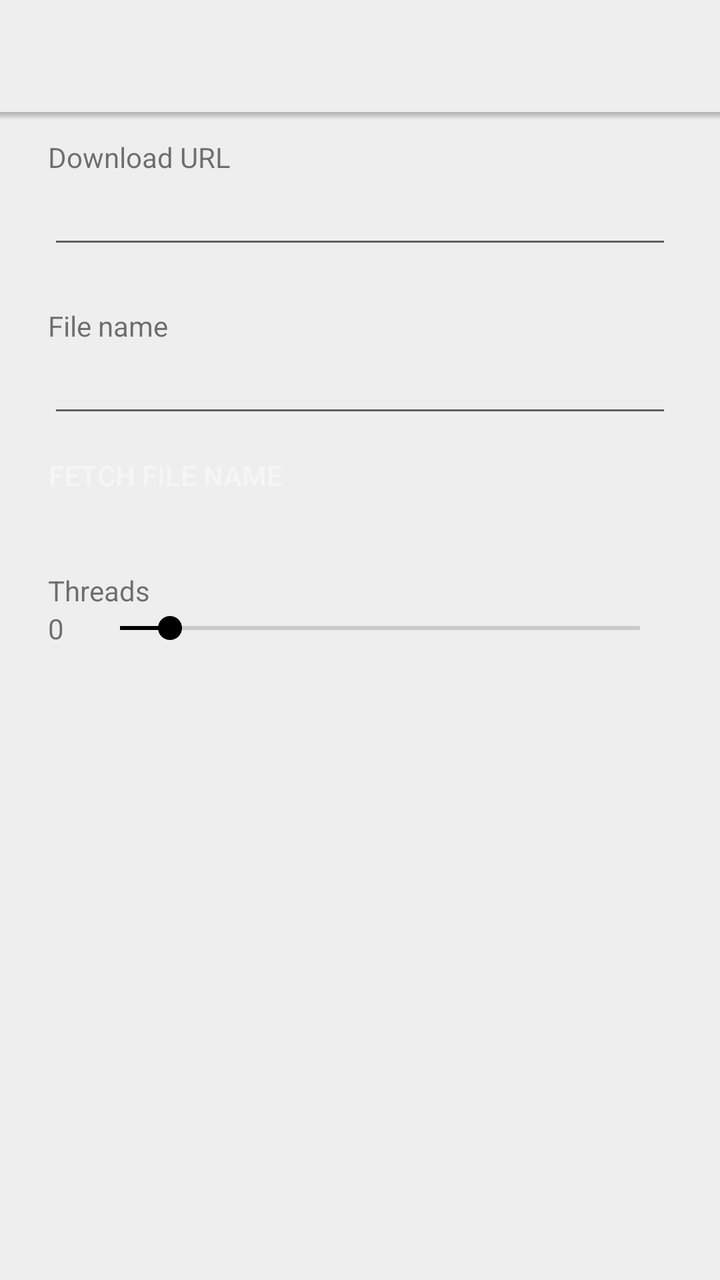
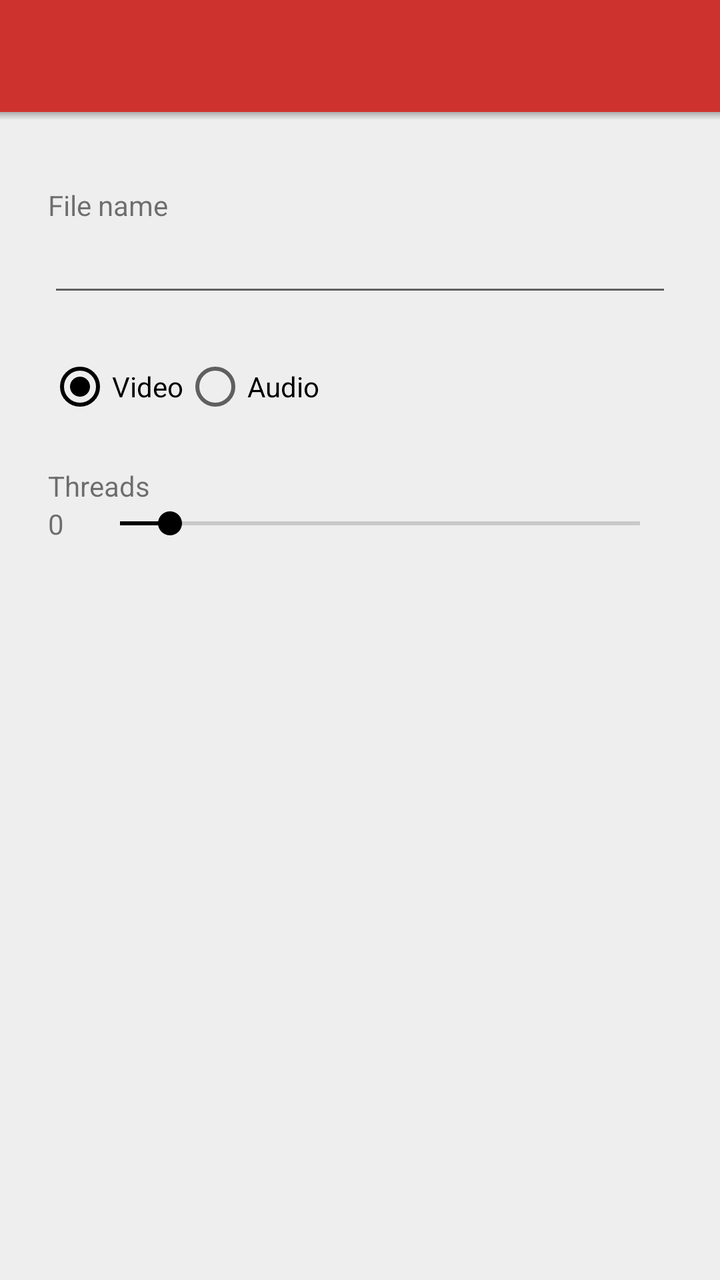

Compare the two renders of this Android layout. The source of the first and the diff that turns it into the second are given below.
<!-- AndroidManifest.xml: application theme AppTheme -->
<!-- res/layout/dialog_url.xml -->
<LinearLayout
	xmlns:android="http://schemas.android.com/apk/res/android"
	android:layout_width="match_parent"
	android:layout_height="wrap_content"
	android:orientation="vertical">

	<android.support.v7.widget.Toolbar
		xmlns:android="http://schemas.android.com/apk/res/android"
		android:id="@+id/toolbar"
		android:layout_width="match_parent"
		android:layout_height="wrap_content"
		android:background="?attr/actionBarItemBackground"/>

	<View
		android:layout_width="match_parent"
		android:layout_height="4dp"
		android:background="@drawable/action_shadow"/>

	<LinearLayout
		android:layout_width="match_parent"
		android:layout_height="wrap_content"
		android:layout_marginLeft="24dp"
		android:layout_marginRight="24dp"
		android:layout_marginTop="9dp"
		android:layout_marginBottom="24dp"
		android:gravity="center_vertical"
		android:orientation="vertical">
		
		<TextView
			android:layout_width="match_parent"
			android:layout_height="wrap_content"
			android:text="@string/msg_url"/>
	
		<EditText
			android:id="@+id/url"
			android:layout_width="match_parent"
			android:layout_height="wrap_content"
			android:singleLine="true"
			android:ems="10"/>

	</LinearLayout>


	<LinearLayout
		android:layout_width="match_parent"
		android:layout_height="wrap_content"
		android:layout_marginLeft="24dp"
		android:layout_marginRight="24dp"
		android:layout_marginBottom="24dp"
		android:gravity="center_vertical"
		android:orientation="vertical">
		
		<TextView
			android:layout_width="match_parent"
			android:layout_height="wrap_content"
			android:text="@string/msg_name"/>

		<EditText
			android:id="@+id/file_name"
			android:layout_width="match_parent"
			android:layout_height="wrap_content"
			android:singleLine="true"/>
		
		<Button
			android:id="@+id/fetch_name"
			android:layout_width="wrap_content"
			android:layout_height="wrap_content"
			android:text="@string/msg_fetch_filename"
			android:textColor="?attr/colorPrimary"
			android:background="?android:selectableItemBackground"/>
		
	</LinearLayout>
	
	<LinearLayout
		android:layout_width="match_parent"
		android:layout_height="wrap_content"
		android:layout_marginLeft="24dp"
		android:layout_marginRight="24dp"
		android:layout_marginBottom="24dp"
		android:gravity="center_vertical"
		android:orientation="vertical">
	
		<TextView
			android:layout_width="match_parent"
			android:layout_height="wrap_content"
			android:text="@string/msg_threads"/>
		
		<LinearLayout
			android:layout_width="match_parent"
			android:layout_height="wrap_content"
			android:gravity="center_vertical"
			android:orientation="horizontal">
		
			<TextView
				android:id="@+id/threads_count"
				android:layout_width="20dp"
				android:layout_height="wrap_content"
				android:text="0"/>
		
			<SeekBar
				android:id="@+id/threads"
				android:layout_width="match_parent"
				android:layout_height="wrap_content"
				android:max="31"
				android:progress="3"/>
		
		</LinearLayout>
		
	</LinearLayout>
	
</LinearLayout>
<!-- resources referenced by this layout -->
<resources>
  <!-- drawable action_shadow (drawable) -->
  <?xml version="1.0" encoding="utf-8"?>
  <shape
  	xmlns:android="http://schemas.android.com/apk/res/android"
  	android:shape="rectangle">
  
  	<gradient
  		android:startColor="#44000000"
  		android:endColor="#00000000"
  		android:angle="270"
  		android:type="linear"/>
  
  </shape>
  <string name="msg_fetch_filename">Fetch file name</string>
  <string name="msg_name">File name</string>
  <string name="msg_threads">Threads</string>
  <string name="msg_url">Download URL</string>
  <style name="AppTheme" parent="Theme.AppCompat.Light">
          <item name="android:actionBarStyle">@style/NewPipeActionbarTheme</item>
          <item name="actionBarStyle">@style/NewPipeActionbarTheme</item>
          <item name="colorPrimary">@color/light_youtube_primary_color</item>
          <item name="colorPrimaryDark">@color/light_youtube_dark_color</item>
          <item name="colorAccent">@color/light_youtube_accent_color</item>
          <item name="android:windowBackground">@color/light_background_color</item>
      </style>
  <style name="NewPipeActionbarTheme" parent="Widget.AppCompat.Light.ActionBar.Solid">
          <item name="android:displayOptions">showHome</item>
          <item name="displayOptions">showHome</item>
          <item name="android:background">@color/light_youtube_primary_color</item>
          <item name="background">@color/light_youtube_primary_color</item>
      </style>
  <color name="light_youtube_primary_color">#CD322E</color>
  <color name="light_youtube_dark_color">#BC211D</color>
  <color name="light_youtube_accent_color">#000000</color>
  <color name="light_background_color">#EEEEEE</color>
</resources>

<!-- the commit's change to res/layout/dialog_url.xml (unified diff, before → after) -->
@@ -5,11 +5,10 @@
 	android:orientation="vertical">
 
 	<android.support.v7.widget.Toolbar
-		xmlns:android="http://schemas.android.com/apk/res/android"
 		android:id="@+id/toolbar"
 		android:layout_width="match_parent"
 		android:layout_height="wrap_content"
-		android:background="?attr/actionBarItemBackground"/>
+		android:theme="@style/NewPipeActionbarTheme" />
 
 	<View
 		android:layout_width="match_parent"
@@ -25,18 +24,6 @@
 		android:layout_marginBottom="24dp"
 		android:gravity="center_vertical"
 		android:orientation="vertical">
-		
-		<TextView
-			android:layout_width="match_parent"
-			android:layout_height="wrap_content"
-			android:text="@string/msg_url"/>
-	
-		<EditText
-			android:id="@+id/url"
-			android:layout_width="match_parent"
-			android:layout_height="wrap_content"
-			android:singleLine="true"
-			android:ems="10"/>
 
 	</LinearLayout>
 
@@ -60,15 +47,33 @@
 			android:layout_width="match_parent"
 			android:layout_height="wrap_content"
 			android:singleLine="true"/>
-		
-		<Button
-			android:id="@+id/fetch_name"
-			android:layout_width="wrap_content"
+
+	</LinearLayout>
+
+	<LinearLayout
+		android:layout_width="match_parent"
+		android:layout_height="wrap_content"
+		android:layout_marginLeft="24dp"
+		android:layout_marginRight="24dp"
+		android:layout_marginBottom="24dp"
+		android:gravity="center_vertical"
+		android:orientation="vertical">
+		<RadioGroup
+			android:layout_width="match_parent"
 			android:layout_height="wrap_content"
-			android:text="@string/msg_fetch_filename"
-			android:textColor="?attr/colorPrimary"
-			android:background="?android:selectableItemBackground"/>
-		
+			android:orientation="horizontal"
+			android:checkedButton="@+id/video">
+			<RadioButton android:id="@+id/video"
+				android:layout_width="wrap_content"
+				android:layout_height="wrap_content"
+				android:text="@string/video"
+				android:onClick="onRadioButtonClicked"/>
+			<RadioButton android:id="@+id/audio"
+				android:layout_width="wrap_content"
+				android:layout_height="wrap_content"
+				android:text="@string/audio"
+				android:onClick="onRadioButtonClicked"/>
+		</RadioGroup>
 	</LinearLayout>
 	
 	<LinearLayout
<!-- resource entries referenced after the edit -->
@@ -13,10 +13,10 @@
   		android:type="linear"/>
   
   </shape>
-  <string name="msg_fetch_filename">Fetch file name</string>
+  <string name="audio">Audio</string>
   <string name="msg_name">File name</string>
   <string name="msg_threads">Threads</string>
-  <string name="msg_url">Download URL</string>
+  <string name="video">Video</string>
   <style name="AppTheme" parent="Theme.AppCompat.Light">
           <item name="android:actionBarStyle">@style/NewPipeActionbarTheme</item>
           <item name="actionBarStyle">@style/NewPipeActionbarTheme</item>
